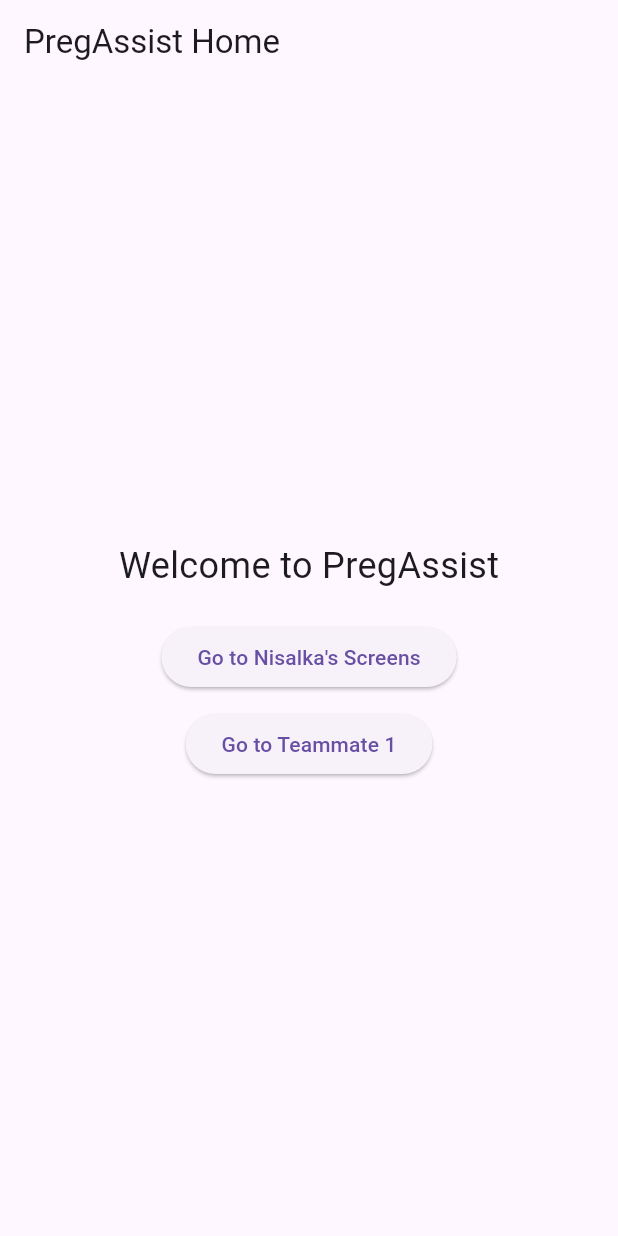
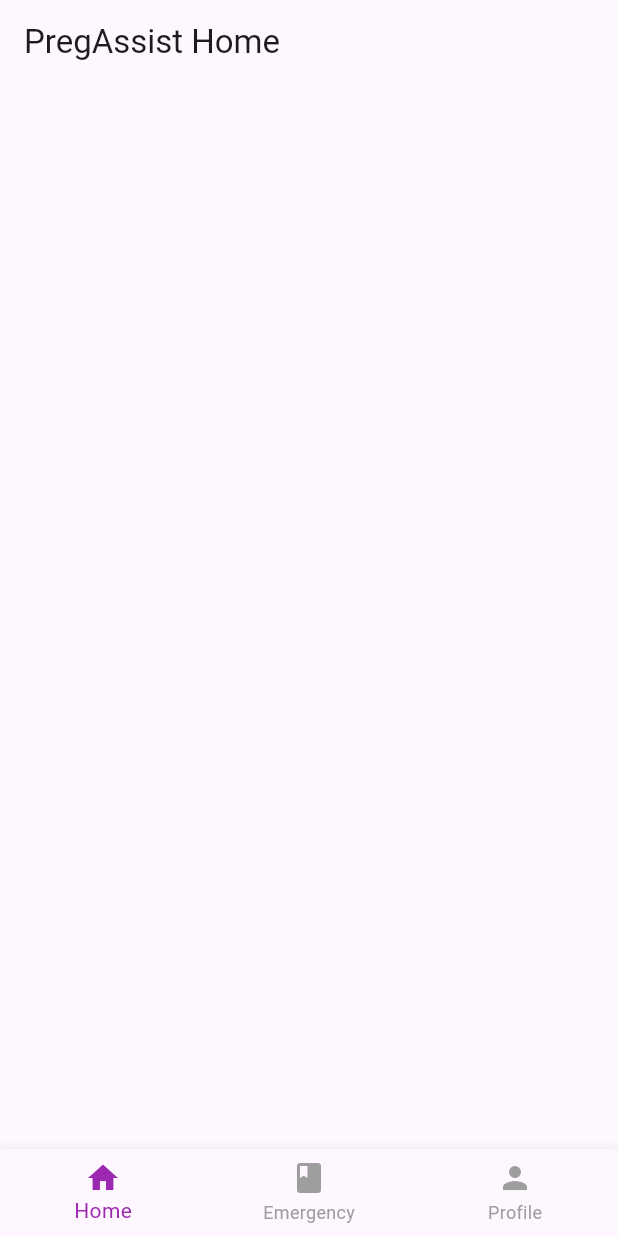
Before and after one commit to pulasthiBuddikaGit/PregAssist, a Flutter app: the screen it shows after launch, on a phone screen of 412 x 824 dp. Run offline on Flutter 3.47's test engine with Material 3 defaults, Android fonts, the phone set to English and light mode, and no system bars.

Commit message:
changes of the structure

```diff
--- a/pregassist/lib/main.dart
+++ b/pregassist/lib/main.dart
@@ -1,8 +1,11 @@
 import 'package:flutter/material.dart';
-// Import the common home screen
-import 'screens/common/home_screen.dart';
-// Import your specific screens
-import 'screens/nisalka/nisalka_dashboard.dart';
+
+// 1. Import the Wrapper (The Container for your tabs)
+import 'screens/common/main_wrapper.dart';
+
+// 2. Import "Deep" screens (Pages that hide the navbar)
+import 'screens/nisalka/diagnosis_screen.dart';
+// import 'screens/Teammate1/some_other_screen.dart';
 
 void main() {
   runApp(const MyApp());
@@ -16,23 +19,22 @@ class MyApp extends StatelessWidget {
     return MaterialApp(
       debugShowCheckedModeBanner: false,
       title: 'PregAssist',
-      theme: ThemeData(
-        primarySwatch: Colors.blue,
-        useMaterial3: true,
-      ),
-      // This is the entry route (like index.js/App.js logic)
+      theme: ThemeData(primarySwatch: Colors.blue),
+
+      // A. THE ENTRY POINT
+      // Instead of HomeScreen, we load the Wrapper which holds the Navbar
       initialRoute: '/',
 
-      // THE ROUTING TABLE
+      // B. THE ROUTE TABLE
       routes: {
-        // When the app asks for '/', show the HomeScreen
-        '/': (context) => const HomeScreen(),
+        // The Root: Loads the Bottom Nav Bar setup
+        '/': (context) => const MainWrapper(),
 
-        // When the app asks for '/nisalka', show your page
-        '/nisalka': (context) => const NisalkaDashboard(),
+        // Deep Screen: When you go here, the Bottom Bar disappears
+        '/diagnosis': (context) => const DiagnosisScreen(),
 
-        // Add other teammates here later:
-        // '/teammate1': (context) => const TeammatePage(),
+        // Add other standalone screens here
+        // '/login': (context) => const LoginScreen(),
       },
     );
   }
--- a/pregassist/lib/screens/common/home_screen.dart
+++ b/pregassist/lib/screens/common/home_screen.dart
@@ -10,28 +10,7 @@ class HomeScreen extends StatelessWidget {
       body: Center(
         child: Column(
           mainAxisAlignment: MainAxisAlignment.center,
-          children: [
-            const Text("Welcome to PregAssist", style: TextStyle(fontSize: 24)),
-            const SizedBox(height: 20),
 
-            // Button to go to Nisalka's work
-            ElevatedButton(
-              onPressed: () {
-                // This string matches the route in main.dart
-                Navigator.pushNamed(context, '/nisalka');
-              },
-              child: const Text("Go to Nisalka's Screens"),
-            ),
-
-            // Add buttons for other teammates here
-            const SizedBox(height: 10),
-            ElevatedButton(
-              onPressed: () {
-                // Navigator.pushNamed(context, '/teammate1');
-              },
-              child: const Text("Go to Teammate 1"),
-            ),
-          ],
         ),
       ),
     );
--- /dev/null
+++ b/pregassist/lib/screens/common/main_wrapper.dart
@@ -0,0 +1,63 @@
+import 'package:flutter/material.dart';
+import 'home_screen.dart'; // Import the common home
+import '../Nisalka/nisalka_dashboard.dart';
+import 'profile_screen.dart';
+
+class MainWrapper extends StatefulWidget {
+  const MainWrapper({super.key});
+
+  @override
+  State<MainWrapper> createState() => _MainWrapperState();
+}
+
+class _MainWrapperState extends State<MainWrapper> {
+  int _selectedIndex = 0;
+
+  // LIST OF PAGES: The order here must match the order of icons in the BottomNavBar
+  final List<Widget> _pages = [
+    const HomeScreen(),         // Index 0: Home
+    // const Physical()            Index 1: Physical health
+    const NisalkaDashboard(),   // Index 2: Emergencies
+    const ProfileScreen(),      // Index 3: profile
+  ];
+
+  void _onItemTapped(int index) {
+    setState(() {
+      _selectedIndex = index;
+    });
+  }
+
+  @override
+  Widget build(BuildContext context) {
+    return Scaffold(
+      // The body switches based on the selected index
+      body: _pages[_selectedIndex],
+
+      bottomNavigationBar: BottomNavigationBar(
+        currentIndex: _selectedIndex,
+        onTap: _onItemTapped,
+        selectedItemColor: Colors.purple, // App theme color
+        unselectedItemColor: Colors.grey,
+        items: const [
+          BottomNavigationBarItem(
+            icon: Icon(Icons.home),
+            label: 'Home',
+          ),
+          // BottomNavigationBarItem(
+          //   icon: Icon(Icons.person),
+          //   label: 'Physical',
+          // ),
+          BottomNavigationBarItem(
+            icon: Icon(Icons.book), // Or whatever icon fits your feature
+            label: 'Emergency',
+          ),
+          BottomNavigationBarItem(
+            icon: Icon(Icons.person),
+            label: 'Profile',
+          ),
+
+        ],
+      ),
+    );
+  }
+}
```
Also changed, not shown: pregassist/lib/screens/common/profile_screen.dart (added, +136 -0 lines), pregassist/lib/screens/nisalka/diagnosis_screen.dart (added, +18 -0 lines), pregassist/lib/screens/nisalka/nisalka_dashboard.dart (+27 -3 lines).
